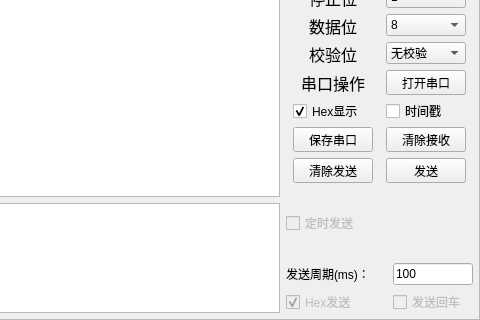
Old version of the form upperComputer/SerialPortBase.ui in the repository AngLao/happyUpper; both pictures show x 473 to 953 and y 198 to 518 of the 953 by 518 pixel window.
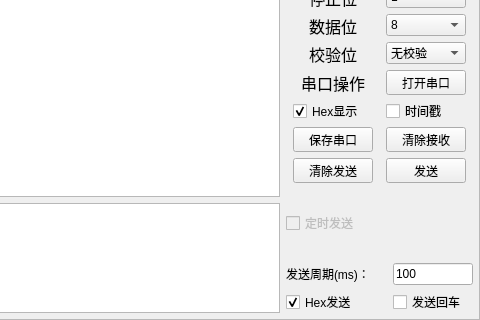
New version of the form. Custom widgets are drawn as their Qt base class.

```diff
--- a/upperComputer/SerialPortBase.ui
+++ b/upperComputer/SerialPortBase.ui
@@ -698,7 +698,7 @@
           <item>
            <widget class="QCheckBox" name="SendDataForHexCheckBox">
             <property name="enabled">
-             <bool>false</bool>
+             <bool>true</bool>
             </property>
             <property name="minimumSize">
              <size>
@@ -717,7 +717,7 @@
           <item>
            <widget class="QCheckBox" name="SendDataWithEnterCheckBox">
             <property name="enabled">
-             <bool>false</bool>
+             <bool>true</bool>
             </property>
             <property name="minimumSize">
              <size>
```
Left out of the diff: 7 changed lines with no effect on the pictures.
